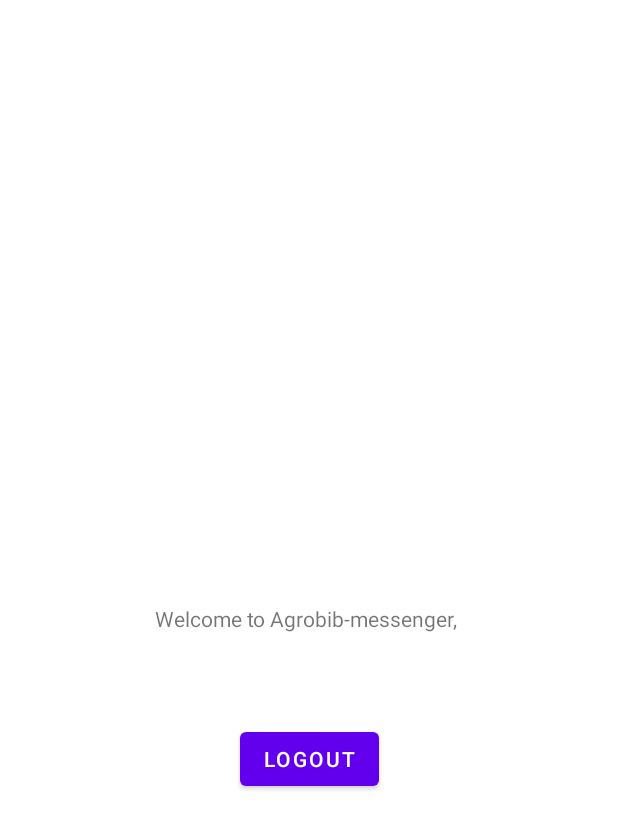
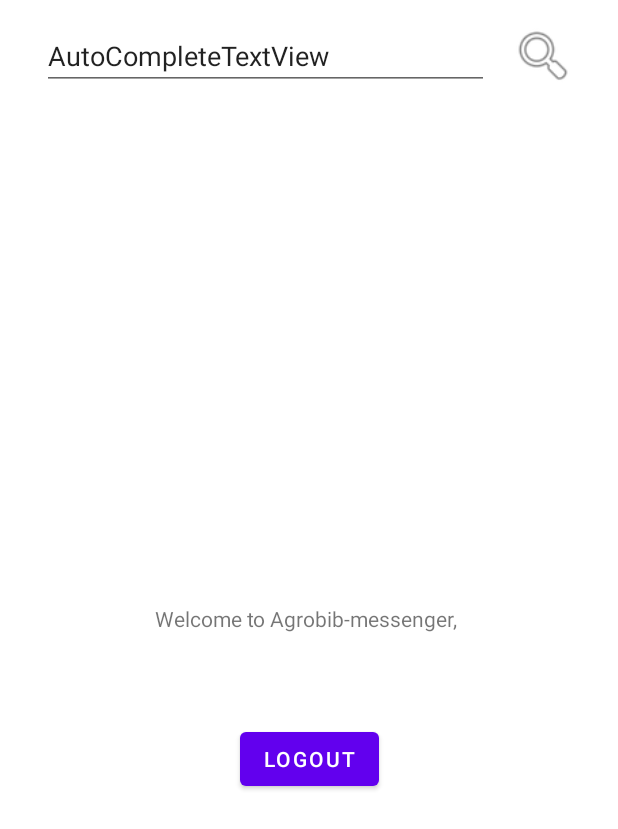
Before and after one commit to pogrib0k/Agrobib-Messanger, an Android app: the screen it shows after launch once a user with an empty profile is signed in (ChatActivity before the commit, ChatsActivity after it), on a phone screen of 412 x 824 dp. Shown: the top 829 px of the screen. Run offline under Robolectric (Android 15) with nearby library versions, the phone set to English and light mode, and no system bars; our stand-ins replace Firebase (no records; nobody signed in at launch, a user with empty details on screens opened directly).

Commit message:
Added signup activity and user search

```diff
--- a/app/build.gradle
+++ b/app/build.gradle
@@ -45,6 +45,8 @@ dependencies {
     implementation 'com.google.firebase:firebase-auth-ktx'
     // Also declare the dependency for the Google Play services library and specify its version
     implementation 'com.google.android.gms:play-services-auth:19.0.0'
+    implementation 'com.google.firebase:firebase-database-ktx'
+    implementation 'com.google.firebase:firebase-storage-ktx'
 
     implementation "org.jetbrains.kotlin:kotlin-stdlib:$kotlin_version"
     implementation 'androidx.core:core-ktx:1.3.2'
--- a/app/src/main/java/com/nubip/agrobib_messenger/ChatActivity.kt
+++ /dev/null
@@ -1,40 +0,0 @@
-package com.nubip.agrobib_messenger
-
-import android.content.Intent
-import androidx.appcompat.app.AppCompatActivity
-import android.os.Bundle
-import android.view.View
-import com.google.firebase.auth.FirebaseAuth
-import com.google.firebase.auth.ktx.auth
-import com.google.firebase.ktx.Firebase
-import kotlinx.android.synthetic.main.activity_chat.*
-// TODO: Temporary code. Remake all
-class ChatActivity : AppCompatActivity(), View.OnClickListener {
-
-    private lateinit var auth: FirebaseAuth
-
-    override fun onCreate(savedInstanceState: Bundle?) {
-        super.onCreate(savedInstanceState)
-        setContentView(R.layout.activity_chat)
-
-        auth = Firebase.auth
-
-        greeting_text.text = "Welcome to Agrobib-messenger, ${auth.currentUser?.email}"
-
-        logout_button.setOnClickListener(this)
-    }
-
-    override fun onClick(v: View) {
-        when(v.id) {
-            R.id.logout_button -> signOut()
-        }
-    }
-
-    private fun signOut() {
-        auth.signOut()
-
-        val chatActivity = Intent(this, LoginActivity::class.java)
-        startActivity(chatActivity)
-        finish()
-    }
-}
--- /dev/null
+++ b/app/src/main/java/com/nubip/agrobib_messenger/ChatsActivity.kt
@@ -0,0 +1,73 @@
+package com.nubip.agrobib_messenger
+
+import android.content.Intent
+import android.os.Bundle
+import android.util.Log
+import android.view.View
+import android.widget.ArrayAdapter
+import androidx.appcompat.app.AppCompatActivity
+import com.google.firebase.auth.FirebaseAuth
+import com.google.firebase.auth.ktx.auth
+import com.google.firebase.database.*
+import com.google.firebase.ktx.Firebase
+import kotlinx.android.synthetic.main.activity_chat.*
+
+
+// TODO: Temporary code. Remake all
+class ChatsActivity : AppCompatActivity(), View.OnClickListener {
+
+    private lateinit var auth: FirebaseAuth
+    private val usernameList = ArrayList<String>()
+    private lateinit var adapter: ArrayAdapter<String>
+
+    override fun onCreate(savedInstanceState: Bundle?) {
+        super.onCreate(savedInstanceState)
+        setContentView(R.layout.activity_chat)
+
+        auth = Firebase.auth
+        setAutocompleteAdapter()
+
+        greeting_text.text = "Welcome to Agrobib-messenger, ${auth.currentUser?.email}"
+
+        logout_button.setOnClickListener(this)
+    }
+
+
+
+    private fun setAutocompleteAdapter() {
+        val query = FirebaseDatabase.getInstance().getReference("/users").orderByKey()
+        adapter = ArrayAdapter<String>(
+            this, android.R.layout.simple_list_item_1, usernameList
+        )
+        val listener = object : ValueEventListener {
+            override fun onCancelled(error: DatabaseError) {
+                TODO("Not yet implemented")
+            }
+
+            override fun onDataChange(snapshot: DataSnapshot) {
+                snapshot.children.forEach{
+                    val username = it.child("username").value.toString()
+                    usernameList.add(username)
+                }
+                adapter.notifyDataSetChanged()
+            }
+
+        }
+        search_text_view.setAdapter(adapter)
+        query.addListenerForSingleValueEvent(listener)
+    }
+
+    override fun onClick(v: View) {
+        when(v.id) {
+            R.id.logout_button -> signOut()
+        }
+    }
+
+    private fun signOut() {
+        auth.signOut()
+
+        val chatActivity = Intent(this, LoginActivity::class.java)
+        startActivity(chatActivity)
+        finish()
+    }
+}
--- a/app/src/main/java/com/nubip/agrobib_messenger/SplashScreenActivity.kt
+++ b/app/src/main/java/com/nubip/agrobib_messenger/SplashScreenActivity.kt
@@ -23,7 +23,7 @@ class SplashScreenActivity : AppCompatActivity() {
 
     private fun changeActivity(currentUser: FirebaseUser?) {
         if (currentUser != null) {
-            val chatActivity = Intent(this, ChatActivity::class.java)
+            val chatActivity = Intent(this, ChatsActivity::class.java)
             startActivity(chatActivity)
         } else {
             val loginActivity = Intent(this, LoginActivity::class.java)
--- /dev/null
+++ b/app/src/main/java/com/nubip/agrobib_messenger/models/User.kt
@@ -0,0 +1,5 @@
+package com.nubip.agrobib_messenger.models
+
+class User(val uuid: String, val username: String, val email: String, val profileImageUrl: String) {
+    constructor() : this("", "", "", "")
+}
--- a/app/src/main/res/layout/activity_chat.xml
+++ b/app/src/main/res/layout/activity_chat.xml
@@ -4,7 +4,10 @@
     xmlns:tools="http://schemas.android.com/tools"
     android:layout_width="match_parent"
     android:layout_height="match_parent"
-    tools:context=".ChatActivity">
+    android:focusable="true"
+    android:focusableInTouchMode="true"
+    android:clickable="true"
+    tools:context=".ChatsActivity">
 
     <TextView
         android:id="@+id/greeting_text"
@@ -26,4 +29,30 @@
         app:layout_constraintStart_toStartOf="parent"
         app:layout_constraintTop_toBottomOf="@+id/greeting_text"
         app:layout_constraintVertical_bias="0.169" />
+
+    <ImageView
+        android:id="@+id/imageView3"
+        android:layout_width="44dp"
+        android:layout_height="43dp"
+        android:layout_marginTop="14dp"
+        android:layout_marginEnd="28dp"
+        android:layout_marginRight="28dp"
+        app:layout_constraintBottom_toBottomOf="parent"
+        app:layout_constraintEnd_toEndOf="parent"
+        app:layout_constraintTop_toTopOf="parent"
+        app:layout_constraintVertical_bias="0.002"
+        app:srcCompat="@android:drawable/ic_menu_search" />
+
+    <AutoCompleteTextView
+        android:id="@+id/search_text_view"
+        android:layout_width="298dp"
+        android:layout_height="45dp"
+        android:layout_marginStart="28dp"
+        android:layout_marginLeft="28dp"
+        android:text="AutoCompleteTextView"
+        app:layout_constraintBottom_toBottomOf="parent"
+        app:layout_constraintStart_toStartOf="parent"
+        app:layout_constraintTop_toTopOf="parent"
+        app:layout_constraintVertical_bias="0.019" />
+
 </androidx.constraintlayout.widget.ConstraintLayout>
```
Also changed, not shown: app/src/main/AndroidManifest.xml (+4 -4 lines), app/src/main/java/com/nubip/agrobib_messenger/LoginActivity.kt (+19 -14 lines), app/src/main/java/com/nubip/agrobib_messenger/PasswordSignUpActivity.kt (added, +140 -0 lines), app/src/main/java/com/nubip/agrobib_messenger/PrivateChatActivity.kt (added, +11 -0 lines), app/src/main/java/com/nubip/agrobib_messenger/utils/PasswordSignUpValidator.kt (added, +47 -0 lines), app/src/main/res/layout/activity_login.xml (+28 -7 lines), app/src/main/res/layout/activity_password_signup.xml (added, +125 -0 lines), app/src/main/res/layout/activity_private_chat.xml (added, +9 -0 lines).
